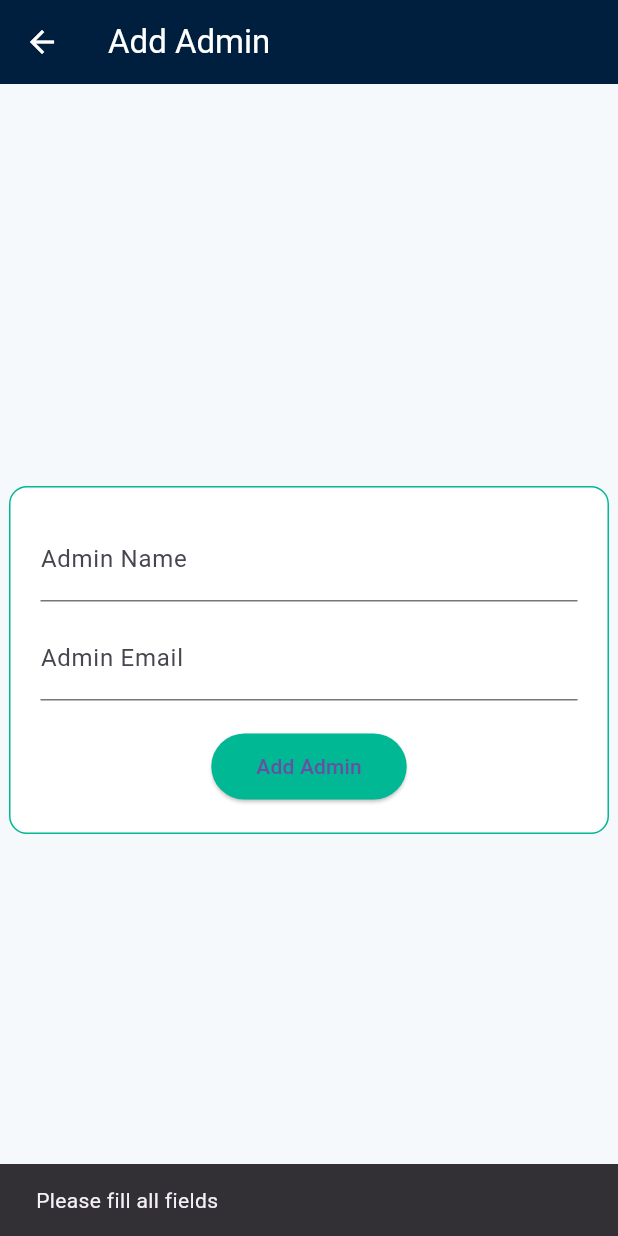
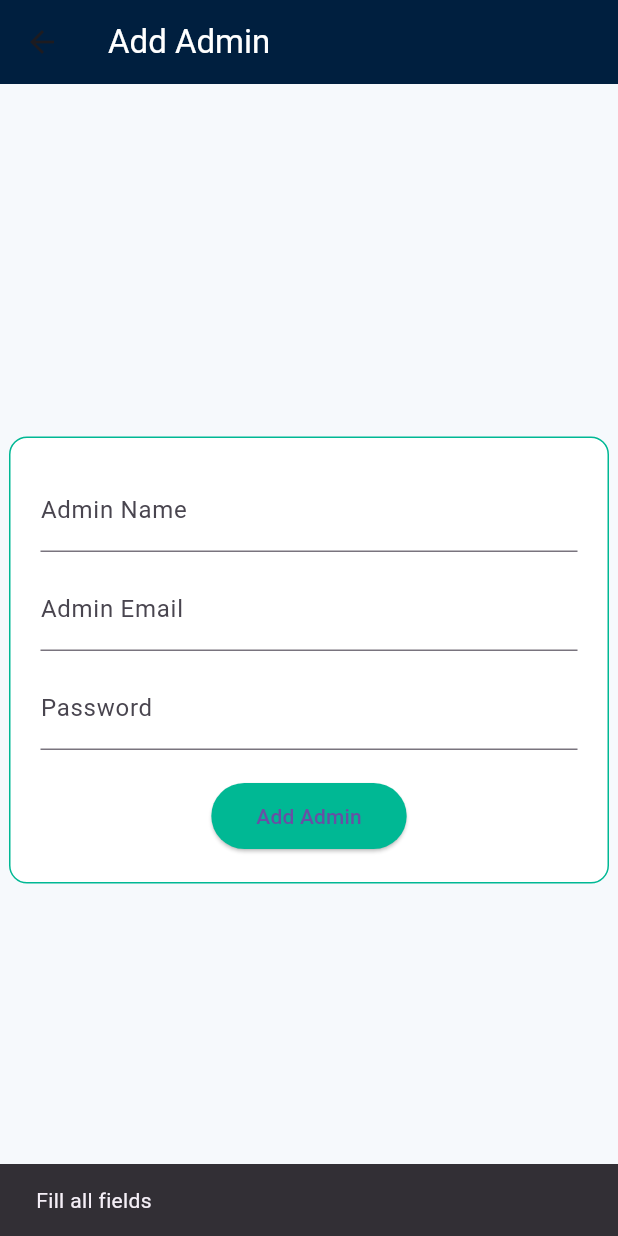
Before and after one commit to 2nd-Year-Projects-uni/school_transport_system_app, a Flutter app: the AddAdminsPage screen opened directly, after a tap on "Add Admin", on a phone screen of 412 x 824 dp. Run offline on Flutter 3.47's test engine with Material 3 defaults, Android fonts, the phone set to English and light mode, and no system bars; our stand-ins replace cloud_firestore, firebase_auth, firebase_core, firebase_storage, google_maps_flutter, image_picker; accounts and stored records are empty.

Commit message:
Updated the super admin completely functional

```diff
--- a/lib/admin/add_admins_page.dart
+++ b/lib/admin/add_admins_page.dart
@@ -1,5 +1,6 @@
 import 'package:flutter/material.dart';
 import 'package:cloud_firestore/cloud_firestore.dart';
+import 'package:firebase_auth/firebase_auth.dart';
 
 class AddAdminsPage extends StatefulWidget {
   @override
@@ -9,6 +10,7 @@ class AddAdminsPage extends StatefulWidget {
 class _AddAdminsPageState extends State<AddAdminsPage> {
   final nameController = TextEditingController();
   final emailController = TextEditingController();
+  final passwordController = TextEditingController();
 
   final Color navy = Color(0xFF001F3F);
   final Color teal = Color(0xFF00B894);
@@ -16,60 +18,70 @@ class _AddAdminsPageState extends State<AddAdminsPage> {
 
   bool isLoading = false;
 
-  //  ADD ADMIN FUNCTION
   Future<void> addAdmin() async {
     String name = nameController.text.trim();
     String email = emailController.text.trim();
+    String password = passwordController.text.trim();
 
-    // validation
-    if (name.isEmpty || email.isEmpty) {
+    if (name.isEmpty || email.isEmpty || password.isEmpty) {
       ScaffoldMessenger.of(
         context,
-      ).showSnackBar(SnackBar(content: Text("Please fill all fields")));
+      ).showSnackBar(SnackBar(content: Text("Fill all fields")));
       return;
     }
 
-    setState(() {
-      isLoading = true;
-    });
+    if (password.length < 6) {
+      ScaffoldMessenger.of(context).showSnackBar(
+        SnackBar(content: Text("Password must be at least 6 characters")),
+      );
+      return;
+    }
+
+    setState(() => isLoading = true);
 
     try {
-      //  Save to Firestore
-      await FirebaseFirestore.instance.collection('admins').add({
+      // 🔥 CREATE ADMIN USER (this will switch login to new admin)
+      UserCredential userCredential = await FirebaseAuth.instance
+          .createUserWithEmailAndPassword(email: email, password: password);
+
+      String uid = userCredential.user!.uid;
+
+      // 🔥 SAVE TO FIRESTORE
+      await FirebaseFirestore.instance.collection('admins').doc(uid).set({
         'name': name,
         'email': email,
+        'role': 'admin',
         'created_at': Timestamp.now(),
       });
 
-      //  Success message
       ScaffoldMessenger.of(
         context,
-      ).showSnackBar(SnackBar(content: Text("Admin Added Successfully")));
+      ).showSnackBar(SnackBar(content: Text("✅ Admin Created Successfully")));
 
-      //  Go back to dashboard
-      Navigator.pop(context);
+      nameController.clear();
+      emailController.clear();
+      passwordController.clear();
+    } on FirebaseAuthException catch (e) {
+      ScaffoldMessenger.of(
+        context,
+      ).showSnackBar(SnackBar(content: Text(e.message ?? "Auth error")));
     } catch (e) {
       ScaffoldMessenger.of(
         context,
       ).showSnackBar(SnackBar(content: Text("Error: $e")));
     }
 
-    setState(() {
-      isLoading = false;
-    });
+    setState(() => isLoading = false);
   }
 
   @override
   Widget build(BuildContext context) {
     return Scaffold(
       backgroundColor: bg,
-
       appBar: AppBar(
         title: Text("Add Admin", style: TextStyle(color: Colors.white)),
         backgroundColor: navy,
-        iconTheme: IconThemeData(color: Colors.white),
       ),
-
       body: Center(
         child: Container(
           width: 400,
@@ -82,23 +94,22 @@ class _AddAdminsPageState extends State<AddAdminsPage> {
           child: Column(
             mainAxisSize: MainAxisSize.min,
             children: [
-              //  NAME
               TextField(
                 controller: nameController,
                 decoration: InputDecoration(labelText: "Admin Name"),
               ),
-
               SizedBox(height: 10),
-
-              //  EMAIL
               TextField(
                 controller: emailController,
                 decoration: InputDecoration(labelText: "Admin Email"),
               ),
-
+              SizedBox(height: 10),
+              TextField(
+                controller: passwordController,
+                obscureText: true,
+                decoration: InputDecoration(labelText: "Password"),
+              ),
               SizedBox(height: 20),
-
-              //  BUTTON
               isLoading
                   ? CircularProgressIndicator()
                   : ElevatedButton(
```
